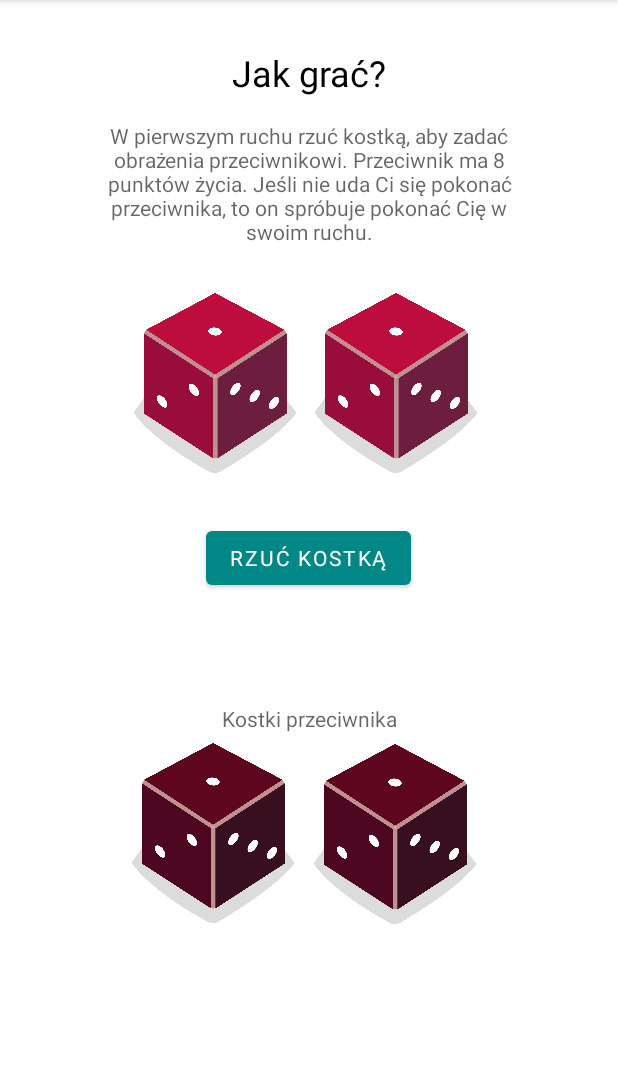
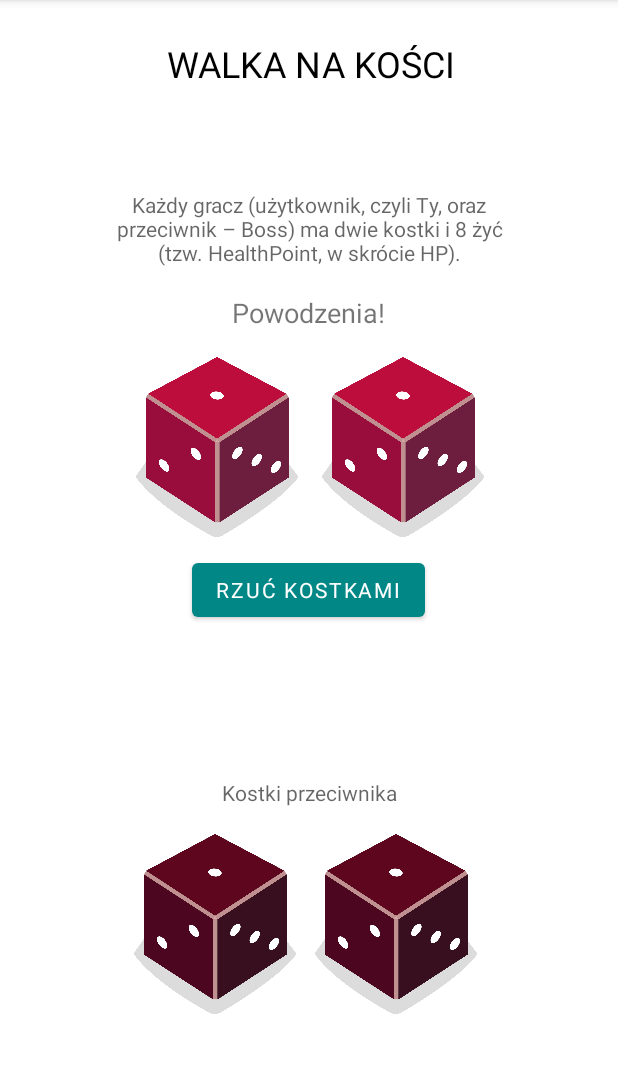
Before and after one commit to MaveeM/ProjektInzOpr, an Android app: the screen it shows after launch (MainActivity), on a phone screen of 412 x 824 dp, the part 84-1157 px from its top. Run offline under Robolectric (Android 15) with nearby library versions, the phone set to English and light mode, and no system bars; Roboto replaces fonts that are not available here.

Commit message:
Zmiany od Reni

```diff
--- a/app/src/main/java/com/example/diceroll/MainActivity.kt
+++ b/app/src/main/java/com/example/diceroll/MainActivity.kt
@@ -77,7 +77,7 @@ class MainActivity : AppCompatActivity() {
 
             } else {
 
-                val toast = Toast.makeText(this, "Nie pokonałeś przeciwnika, zostało mu $healthLeft punktów życia, teraz on spróbuje Cię pokonać", Toast.LENGTH_SHORT)
+                val toast = Toast.makeText(this, "Nie pokonałeś przeciwnika, zostało mu $healthLeft HP, teraz on spróbuje Cię pokonać", Toast.LENGTH_SHORT)
                 toast.show()
 
                 //tu mamy ruch przeciwnika
@@ -94,7 +94,7 @@ class MainActivity : AppCompatActivity() {
                     }, 5000)
                 } else {
                     Handler(Looper.getMainLooper()).postDelayed({
-                    val toast = Toast.makeText(this, "Przeżyłeś walkę, zostało Ci $healthLeftUsera punktów życia", Toast.LENGTH_SHORT)
+                    val toast = Toast.makeText(this, "Przeżyłeś walkę, zostało Ci $healthLeftUsera HP", Toast.LENGTH_SHORT)
                     toast.show()
                     }, 5000)
                 }
--- a/app/src/main/res/layout/activity_main.xml
+++ b/app/src/main/res/layout/activity_main.xml
@@ -11,74 +11,74 @@
         android:id="@+id/button"
         android:layout_width="wrap_content"
         android:layout_height="wrap_content"
-        android:layout_marginBottom="372dp"
+        android:layout_marginStart="137dp"
+        android:layout_marginTop="11dp"
+        android:layout_marginEnd="138dp"
         android:fontFamily="@font/roboto_thin"
         android:text="@string/roll"
         app:backgroundTint="@color/teal_700"
         app:iconTint="@color/white"
-        app:layout_constraintBottom_toBottomOf="parent"
         app:layout_constraintEnd_toEndOf="parent"
-        app:layout_constraintHorizontal_bias="0.498"
-        app:layout_constraintStart_toStartOf="parent" />
+        app:layout_constraintStart_toStartOf="parent"
+        app:layout_constraintTop_toBottomOf="@+id/imageView" />
 
     <ImageView
         android:id="@+id/imageView4"
         android:layout_width="120dp"
         android:layout_height="120dp"
-        android:layout_marginTop="14dp"
-        android:layout_marginEnd="88dp"
-        android:layout_marginBottom="17dp"
-        app:layout_constraintBottom_toTopOf="@+id/button"
+        android:layout_marginStart="2dp"
+        android:layout_marginTop="17dp"
+        android:layout_marginEnd="84dp"
         app:layout_constraintEnd_toEndOf="parent"
         app:layout_constraintStart_toEndOf="@+id/imageView"
-        app:layout_constraintTop_toBottomOf="@+id/textView3"
+        app:layout_constraintTop_toBottomOf="@+id/textView6"
         app:srcCompat="@drawable/dice_1" />
 
     <ImageView
         android:id="@+id/imageView"
         android:layout_width="120dp"
         android:layout_height="120dp"
-        android:layout_marginStart="83dp"
-        android:layout_marginTop="14dp"
-        android:layout_marginBottom="17dp"
-        app:layout_constraintBottom_toTopOf="@+id/button"
+        android:layout_marginStart="85dp"
+        android:layout_marginTop="17dp"
+        android:layout_marginEnd="2dp"
         app:layout_constraintEnd_toStartOf="@+id/imageView4"
         app:layout_constraintStart_toStartOf="parent"
-        app:layout_constraintTop_toBottomOf="@+id/textView3"
+        app:layout_constraintTop_toBottomOf="@+id/textView6"
         app:srcCompat="@drawable/dice_1" />
 
     <TextView
         android:id="@+id/textView"
         android:layout_width="wrap_content"
         android:layout_height="wrap_content"
-        android:layout_marginStart="176dp"
-        android:layout_marginTop="28dp"
-        android:layout_marginEnd="176dp"
-        android:layout_marginBottom="120dp"
+        android:layout_marginStart="111dp"
+        android:layout_marginTop="26dp"
+        android:layout_marginEnd="112dp"
+        android:layout_marginBottom="5dp"
         android:fontFamily="@font/roboto_thin"
         android:text="@string/jak_gra"
+        android:textAllCaps="true"
         android:textColor="@color/black"
         android:textSize="24sp"
-        app:layout_constraintBottom_toTopOf="@+id/imageView4"
+        app:layout_constraintBottom_toTopOf="@+id/textView3"
         app:layout_constraintEnd_toEndOf="parent"
+        app:layout_constraintHorizontal_bias="0.0"
         app:layout_constraintStart_toStartOf="parent"
-        app:layout_constraintTop_toTopOf="parent"
-        app:layout_constraintVertical_bias="0.267" />
+        app:layout_constraintTop_toTopOf="parent" />
 
     <TextView
         android:id="@+id/textView3"
-        android:layout_width="302dp"
-        android:layout_height="85dp"
-        android:layout_marginStart="177dp"
-        android:layout_marginTop="16dp"
-        android:layout_marginEnd="176dp"
+        android:layout_width="273dp"
+        android:layout_height="56dp"
+        android:layout_marginStart="49dp"
+        android:layout_marginTop="68dp"
+        android:layout_marginEnd="33dp"
         android:fontFamily="@font/roboto"
         android:text="@string/pokonaj_bossa_ktory_ma_8_hp"
         android:textAlignment="center"
         android:textAllCaps="false"
         android:textColor="@color/material_on_surface_emphasis_medium"
         app:layout_constraintEnd_toEndOf="parent"
-        app:layout_constraintHorizontal_bias="0.504"
+        app:layout_constraintHorizontal_bias="0.357"
         app:layout_constraintStart_toStartOf="parent"
         app:layout_constraintTop_toBottomOf="@+id/textView" />
 
@@ -86,24 +86,22 @@
         android:id="@+id/imageView2"
         android:layout_width="120dp"
         android:layout_height="120dp"
-        android:layout_marginStart="82dp"
-        android:layout_marginTop="7dp"
-        android:layout_marginEnd="1dp"
-        android:layout_marginBottom="153dp"
+        android:layout_marginStart="83dp"
+        android:layout_marginBottom="92dp"
         app:layout_constraintBottom_toBottomOf="parent"
         app:layout_constraintEnd_toStartOf="@+id/imageView3"
         app:layout_constraintStart_toStartOf="parent"
-        app:layout_constraintTop_toBottomOf="@+id/textView4"
         app:srcCompat="@drawable/dice_1_boss" />
 
     <ImageView
         android:id="@+id/imageView3"
         android:layout_width="120dp"
         android:layout_height="120dp"
-        android:layout_marginStart="1dp"
-        android:layout_marginTop="7dp"
+        android:layout_marginEnd="88dp"
+        android:layout_marginBottom="92dp"
+        app:layout_constraintBottom_toBottomOf="parent"
+        app:layout_constraintEnd_toEndOf="parent"
         app:layout_constraintStart_toEndOf="@+id/imageView2"
-        app:layout_constraintTop_toBottomOf="@+id/textView4"
         app:srcCompat="@drawable/dice_1_boss" />
 
     <TextView
@@ -111,14 +109,27 @@
         android:layout_width="wrap_content"
         android:layout_height="wrap_content"
         android:layout_marginStart="147dp"
-        android:layout_marginTop="73dp"
         android:layout_marginEnd="147dp"
+        android:layout_marginBottom="18dp"
         android:fontFamily="@font/roboto"
         android:text="@string/kostki_przeciwnika"
         android:textAlignment="center"
         android:textColor="@color/material_on_surface_emphasis_medium"
+        app:layout_constraintBottom_toTopOf="@+id/imageView2"
+        app:layout_constraintEnd_toEndOf="parent"
+        app:layout_constraintStart_toStartOf="parent" />
+
+    <TextView
+        android:id="@+id/textView6"
+        android:layout_width="wrap_content"
+        android:layout_height="wrap_content"
+        android:layout_marginStart="154dp"
+        android:layout_marginTop="13dp"
+        android:layout_marginEnd="155dp"
+        android:text="@string/powodzenia"
+        android:textSize="18sp"
         app:layout_constraintEnd_toEndOf="parent"
         app:layout_constraintStart_toStartOf="parent"
-        app:layout_constraintTop_toBottomOf="@+id/button" />
+        app:layout_constraintTop_toBottomOf="@+id/textView3" />
 
 </androidx.constraintlayout.widget.ConstraintLayout>
--- a/app/src/main/res/values/strings.xml
+++ b/app/src/main/res/values/strings.xml
@@ -1,9 +1,17 @@
 <resources>
     <string name="app_name">Dice Roll</string>
-    <string name="roll">Rzuć kostką</string>
-    <string name="jak_gra">Jak grać?</string>
+    <string name="roll">Rzuć kostkami</string>
+    <string name="jak_gra">WALKA NA KOśCi</string>
     <string name="wpisz_liczb">Wpisz Liczbę</string>
-    <string name="pokonaj_bossa_ktory_ma_8_hp">W pierwszym ruchu rzuć kostką, aby zadać obrażenia przeciwnikowi. Przeciwnik ma 8 punktów życia.
-        Jeśli nie uda Ci się pokonać przeciwnika, to on spróbuje pokonać Cię w swoim ruchu.</string>
+    <string name="pokonaj_bossa_ktory_ma_8_hp">
+Każdy gracz (użytkownik, czyli Ty, oraz przeciwnik – Boss) ma dwie kostki i 8 żyć (tzw. HealthPoint, w skrócie HP).
+
+</string>
     <string name="kostki_przeciwnika">Kostki przeciwnika</string>
+    <string name="instrukcja">Instrukcja:
+    W każdej kolejce zarówno Ty, jak i Twój przeciwnik, macie do dyspozycji jeden rzut dwiema kostkami.
+        Suma wyrzuconych oczek jest liczbą żyć (HP) odbieraną przeciwnikowi. Gra polega na pokonaniu przeciwnika.
+        Jeśli wyrzucisz sumę oczek wyższą bądź równą ośmiu – wygrywasz. Jeśli suma oczek będzie niższa od ośmiu, następuje rzut przeciwnika, który spróbuje Cię pokonać.</string>
+    <string name="powodzenia">Powodzenia!</string>
+
 </resources>
```
